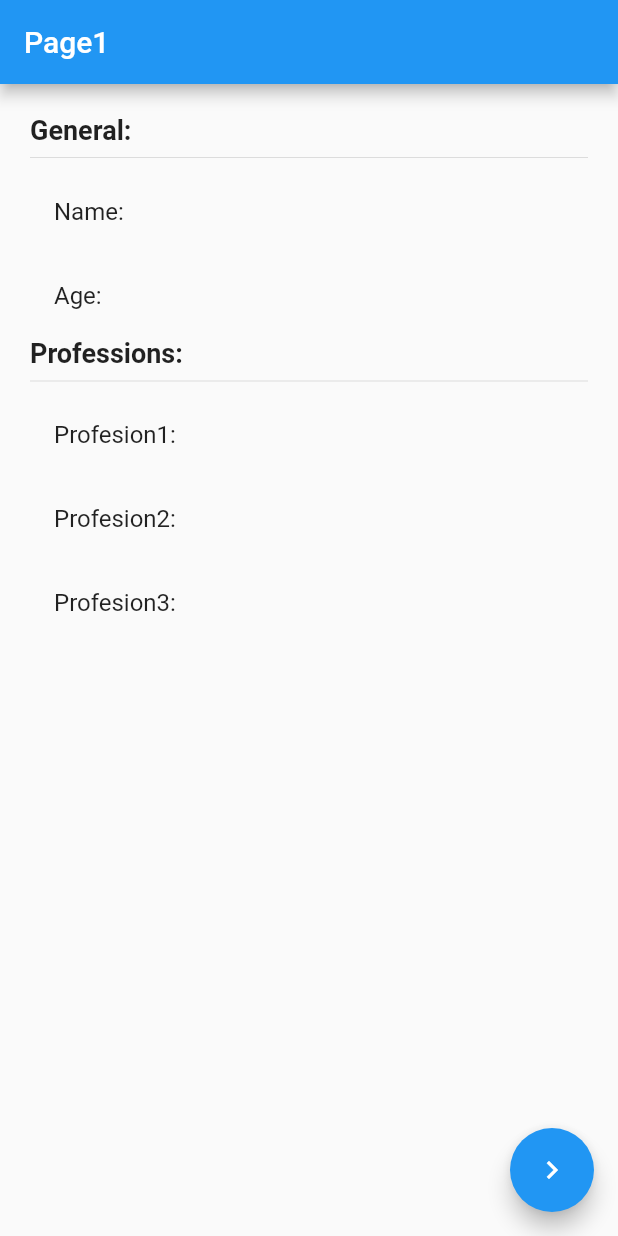
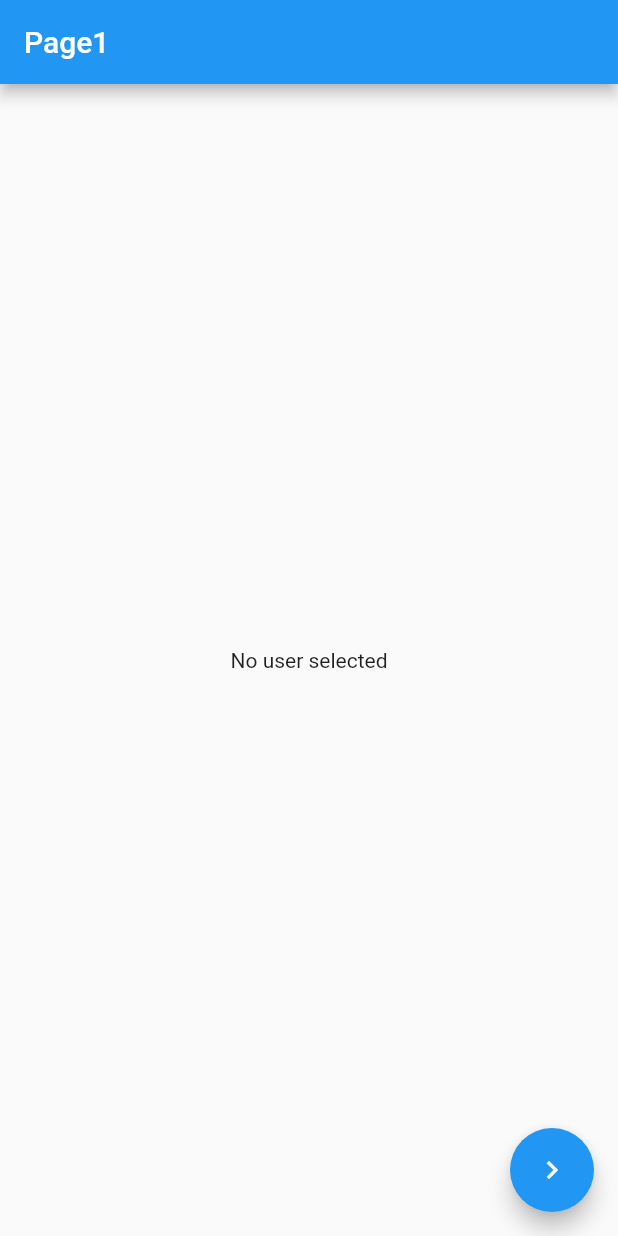
Before and after one commit to sebasgarcia29/states_flutter, a Flutter app: the screen it shows after launch, on a phone screen of 412 x 824 dp. Run offline on Flutter 3.47's test engine with Material 2 defaults, Android fonts, the phone set to English and light mode, and no system bars; our stand-ins replace get.

Commit message:
add get x

```diff
--- /dev/null
+++ b/lib/controllers/user_controller.dart
@@ -0,0 +1,26 @@
+import 'package:get/get.dart';
+import 'package:states/models/usuario.dart';
+
+class UserController extends GetxController {
+  RxBool existUser = false.obs;
+  Rx<User> user = User().obs;
+
+  int get professionsCount => user.value.professions!.length;
+
+  void loadUser(User pUser) {
+    existUser.value = true;
+    user.value = pUser;
+  }
+
+  void changeAge(int age) {
+    user.update((val) {
+      val!.age = age;
+    });
+  }
+
+  void addProfession(String professsion) {
+    user.update((val) {
+      val!.professions = [...?val.professions, professsion];
+    });
+  }
+}
--- a/lib/main.dart
+++ b/lib/main.dart
@@ -1,4 +1,5 @@
 import 'package:flutter/material.dart';
+import 'package:get/route_manager.dart';
 
 import 'package:states/pages/page1_pages.dart';
 import 'package:states/pages/page2_pages.dart';
@@ -10,13 +11,18 @@ class MyApp extends StatelessWidget {
 
   @override
   Widget build(BuildContext context) {
-    return MaterialApp(
-        debugShowCheckedModeBanner: false,
-        title: 'Material App',
-        initialRoute: '/page1',
-        routes: {
-          '/page1': (_) => const Page1Screen(),
-          '/page2': (_) => const Page2Screen(),
-        });
+    return GetMaterialApp(
+      debugShowCheckedModeBanner: false,
+      title: 'Material App',
+      initialRoute: '/page1',
+      // routes: {
+      //   '/page1': (_) => const Page1Screen(),
+      //   '/page2': (_) => const Page2Screen(),
+      // },
+      getPages: [
+        GetPage(name: '/page1', page: () => const Page1Screen()),
+        GetPage(name: '/page2', page: () => const Page2Screen()),
+      ],
+    );
   }
 }
--- a/lib/models/usuario.dart
+++ b/lib/models/usuario.dart
@@ -1,11 +1,11 @@
 class User {
-  String name;
-  int age;
-  List<String> professions;
+  String? name;
+  int? age;
+  List<String>? professions;
 
   User({
-    required this.name,
-    required this.age,
-    required this.professions,
+    this.name,
+    this.age,
+    this.professions = const [],
   });
 }
--- a/lib/pages/page1_pages.dart
+++ b/lib/pages/page1_pages.dart
@@ -1,26 +1,56 @@
 import 'package:flutter/material.dart';
+import 'package:get/get.dart';
+
+import 'package:states/controllers/user_controller.dart';
+import 'package:states/models/usuario.dart';
 
 class Page1Screen extends StatelessWidget {
   const Page1Screen({Key? key}) : super(key: key);
 
   @override
   Widget build(BuildContext context) {
+    final userCrl = Get.put(UserController());
+
     return Scaffold(
       appBar: AppBar(
         title: const Text('Page1'),
       ),
-      body: const InformationUser(),
+      body: Obx(() => userCrl.existUser.value
+          ? InformationUser(user: userCrl.user.value)
+          : const NotUserLogged()),
+      // body: userCrl.existUser.value
+      //     ? const InformationUser()
+      //     : const NotUserLogged(),
       floatingActionButton: FloatingActionButton(
-        onPressed: () => Navigator.pushNamed(context, '/page2'),
+        // onPressed: () => Get.to(const Page2Screen()),
+        onPressed: () => Get.toNamed('/page2', arguments: {
+          'name': 'Sebastian',
+          'age': 27,
+        }),
         child: const Icon(Icons.navigate_next),
       ),
     );
   }
 }
 
+class NotUserLogged extends StatelessWidget {
+  const NotUserLogged({
+    super.key,
+  });
+
+  @override
+  Widget build(BuildContext context) {
+    return const Center(
+      child: Text('No user selected'),
+    );
+  }
+}
+
 class InformationUser extends StatelessWidget {
+  final User user;
   const InformationUser({
     super.key,
+    required this.user,
   });
 
   @override
@@ -31,28 +61,16 @@ class InformationUser extends StatelessWidget {
       padding: const EdgeInsets.all(20.0),
       child: Column(
         crossAxisAlignment: CrossAxisAlignment.start,
-        children: const [
-          Text('General: ',
+        children: [
+          const Text('General: ',
               style: TextStyle(fontSize: 18, fontWeight: FontWeight.bold)),
-          Divider(),
-          ListTile(
-            title: Text('Name: '),
-          ),
-          ListTile(
-            title: Text('Age: '),
-          ),
-          Text('Professions: ',
+          const Divider(),
+          ListTile(title: Text('Name: ${user.name}')),
+          ListTile(title: Text('Age: ${user.age}')),
+          const Text('Professions: ',
               style: TextStyle(fontSize: 18, fontWeight: FontWeight.bold)),
-          Divider(),
-          ListTile(
-            title: Text('Profesion1: '),
-          ),
-          ListTile(
-            title: Text('Profesion2: '),
-          ),
-          ListTile(
-            title: Text('Profesion3: '),
-          ),
+          const Divider(),
+          ...user.professions!.map((e) => ListTile(title: Text(e))),
         ],
       ),
     );
```
Also changed, not shown: lib/pages/page2_pages.dart (+45 -3 lines), pubspec.yaml (+4 -12 lines), pubspec.lock.
